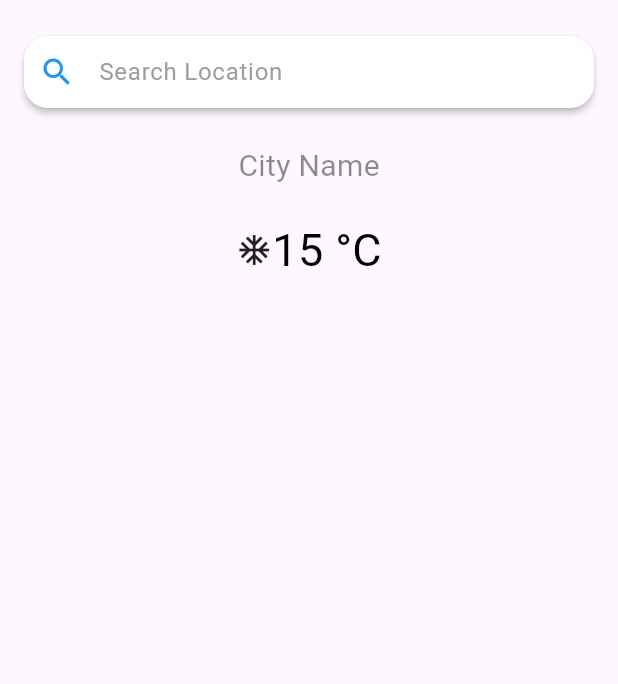
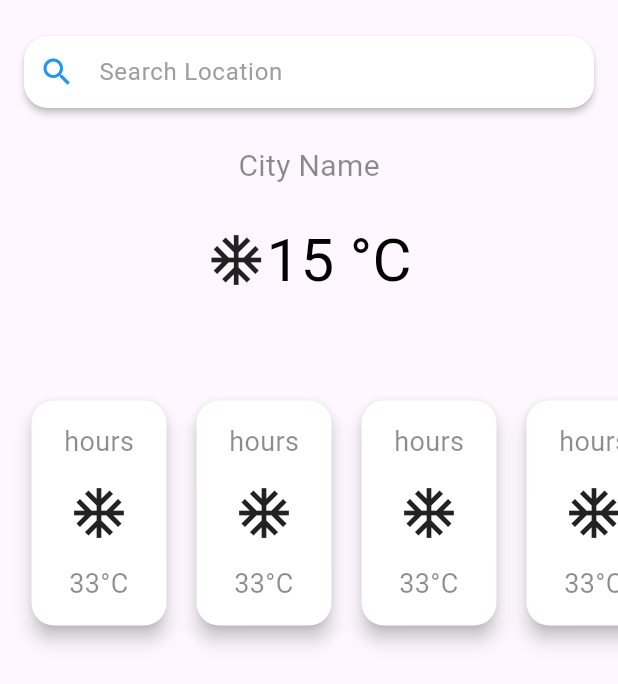
Before and after one commit to FerasAbushahla/visual_weather_app, a Flutter app: the screen it shows after launch, on a phone screen of 412 x 824 dp. Shown: the top 684 px of the screen. Run offline on Flutter 3.47's test engine with Material 2 defaults, Android fonts, the phone set to English and light mode, and no system bars; Roboto replaces fonts that are missing (AktivGrotesk); project files that could hold a hidden picture were left out.

```diff
--- a/lib/screens/home.dart
+++ b/lib/screens/home.dart
@@ -1,4 +1,5 @@
 import 'package:flutter/material.dart';
+import 'package:weather_app/widgets/nextHoursCard.dart';
 import 'package:weather_app/widgets/searchBar.dart';
 
 class Home extends StatefulWidget {
@@ -27,15 +28,35 @@ class _HomeState extends State<Home> {
           Row(
             mainAxisAlignment: MainAxisAlignment.center,
             children: [
-              Icon(Icons.ac_unit),
+              Icon(Icons.ac_unit,size: 40,),
               Text('15 °C',style: TextStyle(
-                  fontSize: 30,
+                  fontSize: 40,
                   fontStyle: FontStyle.normal,
                   color: Colors.black,
                   fontFamily: 'AktivGrotesk'),),
 
+
+
             ],
-          )
+          ),
+            SizedBox(height: 40),
+            SizedBox(
+              height: 200,
+              width: MediaQuery.of(context).size.width,
+              child: ListView.builder(
+                  physics: BouncingScrollPhysics(
+                      parent: AlwaysScrollableScrollPhysics()),
+                  itemCount: 5,
+                  scrollDirection: Axis.horizontal,
+                  itemBuilder: (context, index) {
+                    return Padding(
+                      padding: index == 0
+                          ? EdgeInsets.fromLTRB(16, 20, 10, 20)
+                          : EdgeInsets.fromLTRB(0, 20, 10, 20),
+                      child: NextHoursCard(),
+                    );
+                  }),
+            ),
 
 
         ],),
--- /dev/null
+++ b/lib/widgets/nextHoursCard.dart
@@ -0,0 +1,57 @@
+import 'package:flutter/material.dart';
+
+class NextHoursCard extends StatefulWidget {
+  const NextHoursCard({Key? key}) : super(key: key);
+
+  @override
+  State<NextHoursCard> createState() => _NextHoursCardState();
+}
+
+class _NextHoursCardState extends State<NextHoursCard> {
+  @override
+  Widget build(BuildContext context) {
+    return Container(
+      height: 175,
+      padding: const EdgeInsets.all(5.0),
+      child: Material(
+        elevation: 5,
+        borderRadius: BorderRadius.circular(15),
+        color: Colors.white,
+        child: Row(
+          children: [
+            Padding(
+              padding: const EdgeInsets.symmetric(horizontal: 5.0),
+              child: Column(
+                mainAxisAlignment: MainAxisAlignment.spaceEvenly,
+                children: [
+                  Text(
+                    'hours',
+                    textAlign: TextAlign.center,
+                    style: TextStyle(
+                  fontSize: 18,
+                  fontStyle: FontStyle.normal,
+                  color: Colors.black45,
+                  fontFamily: 'AktivGrotesk'),
+                  ),
+                  Icon(Icons.ac_unit,size: 40,),
+                  Container(
+                    width: 80,
+                    child: Text(
+                      "33°C",
+                      textAlign: TextAlign.center,
+                      style: TextStyle(
+                          fontSize: 18,
+                          fontStyle: FontStyle.normal,
+                          color: Colors.black45,
+                          fontFamily: 'AktivGrotesk'),
+                    ),
+                  ),
+                ],
+              ),
+            ),
+          ],
+        ),
+      ),
+    );
+  }
+}
```
Also changed, not shown: lib/models/weatherModel.dart (added, +213 -0 lines).
